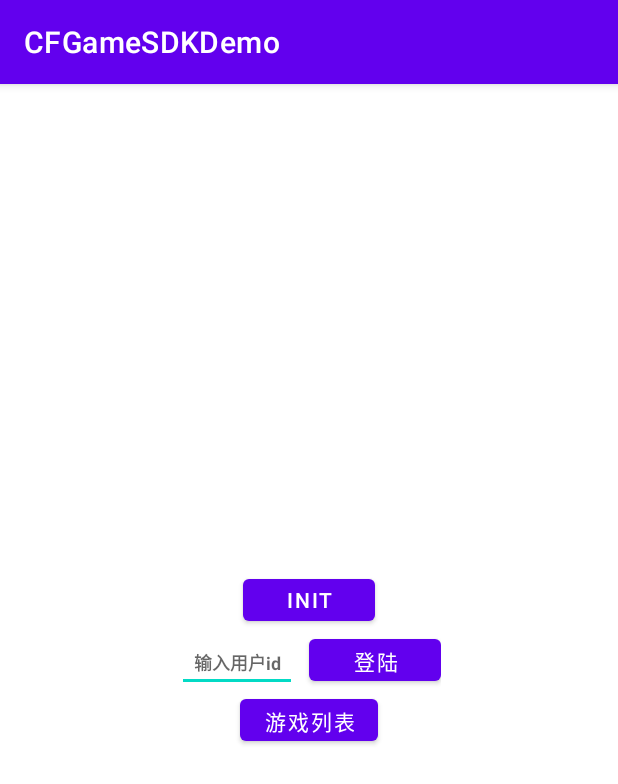
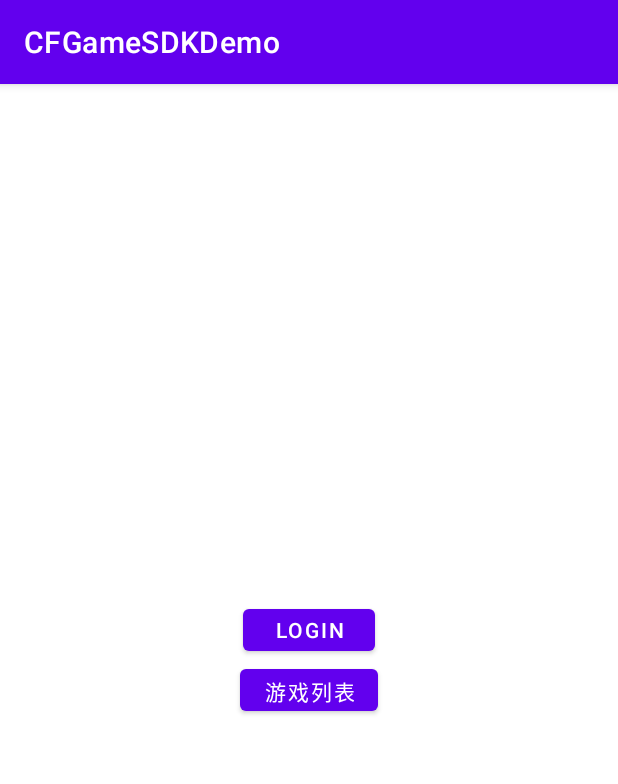
Before and after one commit to LanceVan886/IntermodalGameDemo_mainland, an Android app: the screen it shows after launch (MainActivity), on a phone screen of 412 x 824 dp. Shown: the top 784 px of the screen. Run offline under Robolectric (Android 15) with nearby library versions, the phone set to English and light mode, and no system bars; libraries missing offline, so code that uses them is left out: com.cftech.gamelibrary; 2 statements that could not run were skipped.

Commit message:
modify init

```diff
--- a/android/app/src/main/AndroidManifest.xml
+++ b/android/app/src/main/AndroidManifest.xml
@@ -4,6 +4,7 @@
     package="com.cftech.gamesdk.demo">
 
     <application
+        android:name="com.cftech.gamesdk.demo.BaseApplication"
         android:allowBackup="true"
         android:dataExtractionRules="@xml/data_extraction_rules"
         android:fullBackupContent="@xml/backup_rules"
--- /dev/null
+++ b/android/app/src/main/java/com/cftech/gamesdk/demo/BaseApplication.java
@@ -0,0 +1,14 @@
+package com.cftech.gamesdk.demo;
+
+import android.app.Application;
+
+import com.cftech.gamelibrary.CFGameSDK;
+
+public class BaseApplication extends Application {
+
+    @Override
+    public void onCreate() {
+        super.onCreate();
+        CFGameSDK.initSDK(this, 1,  "", false);
+    }
+}
--- a/android/app/src/main/java/com/cftech/gamesdk/demo/MainActivity.java
+++ b/android/app/src/main/java/com/cftech/gamesdk/demo/MainActivity.java
@@ -2,11 +2,16 @@ package com.cftech.gamesdk.demo;
 
 import androidx.appcompat.app.AppCompatActivity;
 
+import android.graphics.Rect;
 import android.os.Bundle;
+import android.util.Log;
 import android.view.View;
 import android.widget.EditText;
+import android.widget.Toast;
 
 import com.cftech.gamelibrary.CFGameSDK;
+import com.cftech.gamelibrary.utils.CFDensityUtil;
+import com.cftech.gamelibrary.utils.CFFP;
 
 public class MainActivity extends AppCompatActivity {
 
@@ -15,10 +20,13 @@ public class MainActivity extends AppCompatActivity {
         super.onCreate(savedInstanceState);
         setContentView(R.layout.activity_main);
 
+        setUpSDK();
+
+
         findViewById(R.id.btnLogin).setOnClickListener(new View.OnClickListener() {
             @Override
             public void onClick(View view) {
-                CFGameSDK.initSDK(getApplication(), 1,  "", false);
+                CFGameSDK.setUserInfo("123456", "");
             }
         });
 
@@ -29,11 +37,31 @@ public class MainActivity extends AppCompatActivity {
             }
         });
 
-        findViewById(R.id.btnEnterFullGame).setOnClickListener(new View.OnClickListener() {
+    }
+
+    private void setUpSDK() {
+
+        CFGameSDK.setBizCallback(new CFGameSDK.ICFBizCallback() {
             @Override
-            public void onClick(View view) {
-                String userId = ((EditText)findViewById(R.id.etGameId)).getText().toString();
-                CFGameSDK.setUserInfo(userId, "");
+            public void onOpenChargePage() {
+                Log.i("MainActivity", "open charge page.");
+                Toast.makeText(MainActivity.this, "拉起充值", Toast.LENGTH_SHORT).show();
+            }
+
+            @Override
+            public String onGetCurrentRoomId() {
+                Log.i("MainActivity", "get current room id.");
+                return "200016";
+            }
+
+            @Override
+            public boolean onIsRoomOwner() {
+                return true;
+            }
+
+            @Override
+            public Rect onWindowSafeArea() {
+                return new Rect(0, CFDensityUtil.dp2px(MainActivity.this, 200), 0, CFDensityUtil.dp2px(MainActivity.this, 280));
             }
         });
     }
--- a/android/app/src/main/res/layout/activity_main.xml
+++ b/android/app/src/main/res/layout/activity_main.xml
@@ -12,37 +12,11 @@
         android:id="@+id/btnLogin"
         android:layout_width="wrap_content"
         android:layout_height="40dp"
-        android:text="init"
+        android:text="login"
         app:layout_constraintEnd_toEndOf="parent"
         app:layout_constraintStart_toStartOf="parent"
         app:layout_constraintTop_toTopOf="parent" />
 
-    <LinearLayout
-        android:layout_width="wrap_content"
-        android:layout_height="wrap_content"
-        android:orientation="horizontal">
-
-        <EditText
-            android:id="@+id/etGameId"
-            android:layout_width="80dp"
-            android:layout_height="wrap_content"
-            android:gravity="center"
-            android:hint="输入用户id"
-            android:inputType="number"
-            android:textColor="@color/black"
-            android:textSize="12sp"
-            android:textStyle="bold" />
-
-        <Button
-            android:id="@+id/btnEnterFullGame"
-            android:layout_width="wrap_content"
-            android:layout_height="40dp"
-            android:layout_marginLeft="8dp"
-            android:text="登陆"
-            app:layout_constraintEnd_toEndOf="parent"
-            app:layout_constraintStart_toStartOf="parent"
-            app:layout_constraintTop_toTopOf="parent" />
-    </LinearLayout>
 
     <Button
         android:id="@+id/btnShowGameList"
@@ -53,7 +27,4 @@
         app:layout_constraintStart_toStartOf="parent"
         app:layout_constraintTop_toTopOf="parent" />
 
-
-
-
 </LinearLayout>
```
Also changed, not shown: 1 other file.
